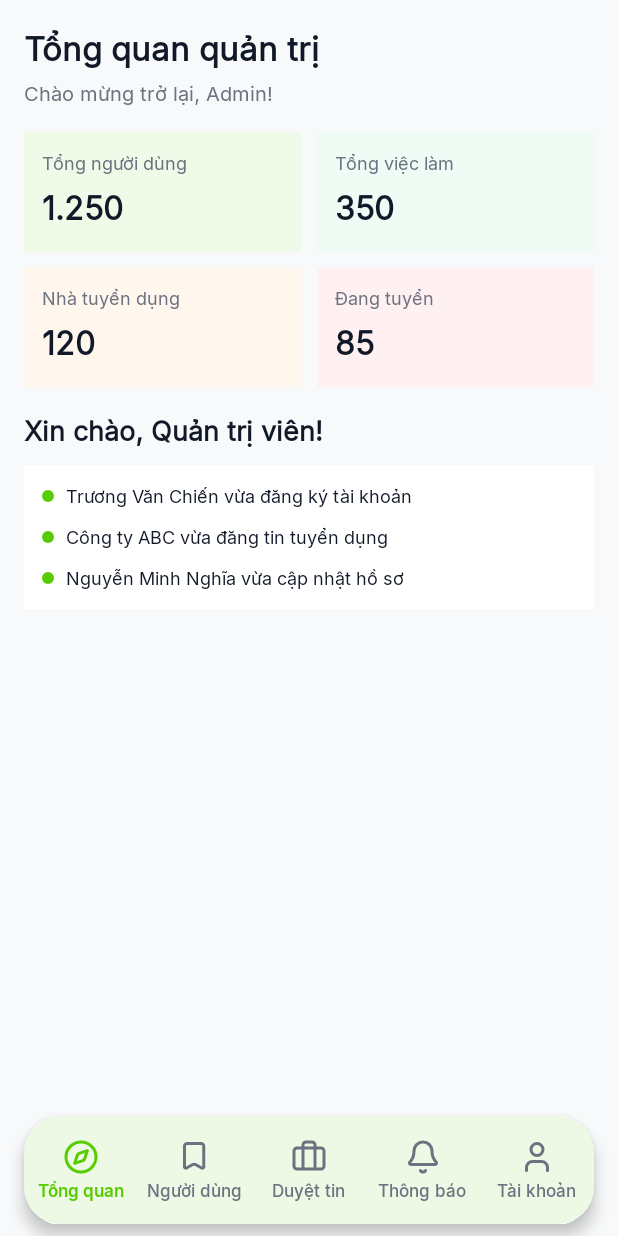
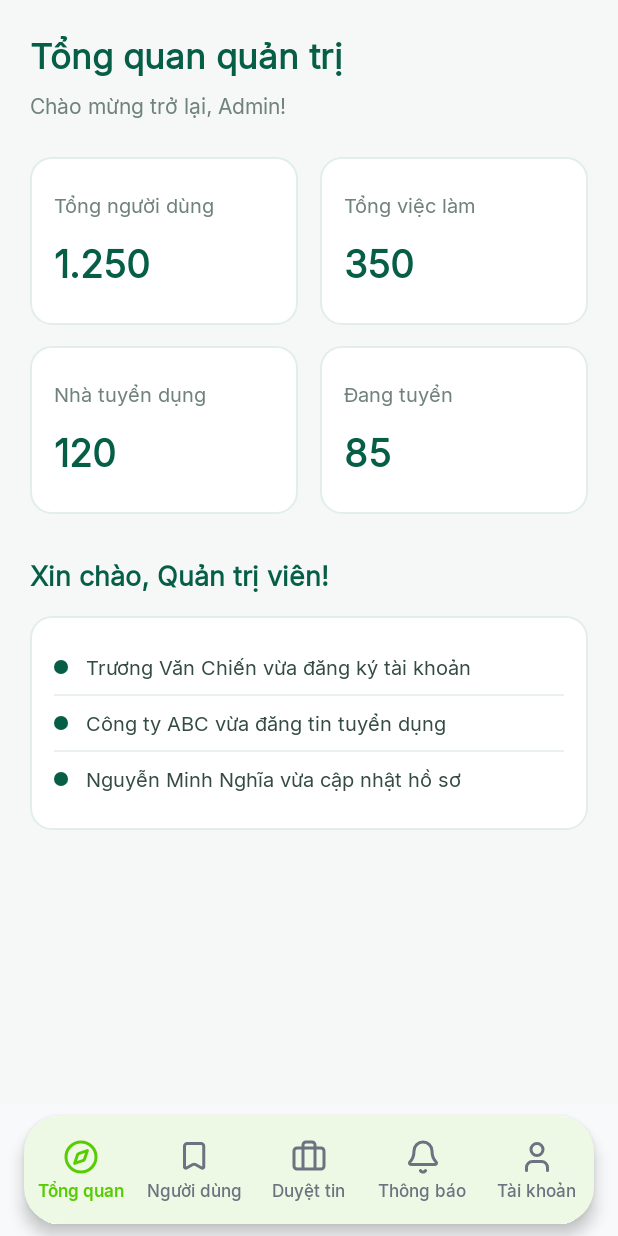
Before and after one commit to Bucky-hash/WorkLink-QuanLyTimViec, an Android app: the AdminDashboardFragment screen opened directly, with no data from a screen before it, on a phone screen of 412 x 824 dp. Run offline under Robolectric (Android 15) with nearby library versions, the phone set to English and light mode, and no system bars.

Commit message:
feat(admin): rebuild admin dashboard interface

```diff
--- a/app/src/main/res/drawable/bg_admin_activity_dot.xml
+++ b/app/src/main/res/drawable/bg_admin_activity_dot.xml
@@ -2,10 +2,6 @@
 <shape xmlns:android="http://schemas.android.com/apk/res/android"
     android:shape="oval">
 
-    <size
-        android:width="8dp"
-        android:height="8dp" />
-
-    <solid android:color="#58CC02" />
+    <solid android:color="#075E46" />
 
 </shape>
--- /dev/null
+++ b/app/src/main/res/drawable/bg_admin_stat_card.xml
@@ -0,0 +1,13 @@
+<?xml version="1.0" encoding="utf-8"?>
+<shape xmlns:android="http://schemas.android.com/apk/res/android"
+    android:shape="rectangle">
+
+    <solid android:color="#FFFFFF" />
+
+    <corners android:radius="14dp" />
+
+    <stroke
+        android:width="1dp"
+        android:color="#E2EEE8" />
+
+</shape>
--- a/app/src/main/res/layout/fragment_admin_dashboard.xml
+++ b/app/src/main/res/layout/fragment_admin_dashboard.xml
@@ -2,7 +2,7 @@
 <ScrollView xmlns:android="http://schemas.android.com/apk/res/android"
     android:layout_width="match_parent"
     android:layout_height="match_parent"
-    android:background="@color/wl_bg_screen"
+    android:background="#F5F8F7"
     android:fillViewport="true"
     android:scrollbars="none">
 
@@ -10,236 +10,257 @@
         android:layout_width="match_parent"
         android:layout_height="wrap_content"
         android:orientation="vertical"
-        android:padding="16dp">
+        android:padding="20dp">
 
-        <!-- Tiêu đề -->
+        <!-- HEADER -->
         <TextView
-            android:layout_width="wrap_content"
+            android:layout_width="match_parent"
             android:layout_height="wrap_content"
             android:text="@string/admin_dashboard_title"
-            android:textColor="@color/wl_text_primary"
-            android:textSize="22sp"
+            android:textColor="#075E46"
+            android:textSize="23sp"
             android:textStyle="bold" />
 
         <TextView
-            android:layout_width="wrap_content"
+            android:layout_width="match_parent"
             android:layout_height="wrap_content"
-            android:layout_marginTop="4dp"
+            android:layout_marginTop="6dp"
             android:text="@string/admin_dashboard_greeting"
-            android:textColor="@color/wl_text_secondary"
-            android:textSize="13sp" />
+            android:textColor="#71827C"
+            android:textSize="14sp" />
 
-        <!-- Thống kê hàng 1 -->
+        <!-- STATISTICS ROW 1 -->
         <LinearLayout
             android:layout_width="match_parent"
             android:layout_height="wrap_content"
-            android:layout_marginTop="16dp"
-            android:orientation="horizontal">
+            android:layout_marginTop="24dp"
+            android:orientation="horizontal"
+            android:weightSum="2">
 
+            <!-- TOTAL USERS -->
             <LinearLayout
                 android:layout_width="0dp"
-                android:layout_height="80dp"
-                android:layout_marginEnd="5dp"
+                android:layout_height="112dp"
+                android:layout_marginEnd="7dp"
                 android:layout_weight="1"
-                android:background="#EFFAE8"
+                android:background="@drawable/bg_admin_stat_card"
+                android:gravity="center_vertical"
                 android:orientation="vertical"
-                android:padding="12dp">
+                android:padding="16dp">
 
                 <TextView
-                    android:layout_width="wrap_content"
+                    android:layout_width="match_parent"
                     android:layout_height="wrap_content"
                     android:text="@string/admin_total_users"
-                    android:textColor="@color/wl_text_secondary"
-                    android:textSize="12sp" />
+                    android:textColor="#71827C"
+                    android:textSize="13sp" />
 
                 <TextView
-                    android:layout_width="wrap_content"
+                    android:layout_width="match_parent"
                     android:layout_height="wrap_content"
-                    android:layout_marginTop="5dp"
+                    android:layout_marginTop="10dp"
                     android:text="1.250"
-                    android:textColor="@color/wl_text_primary"
-                    android:textSize="21sp"
+                    android:textColor="#075E46"
+                    android:textSize="25sp"
                     android:textStyle="bold" />
-
             </LinearLayout>
 
+            <!-- TOTAL JOBS -->
             <LinearLayout
                 android:layout_width="0dp"
-                android:layout_height="80dp"
-                android:layout_marginStart="5dp"
+                android:layout_height="112dp"
+                android:layout_marginStart="7dp"
                 android:layout_weight="1"
-                android:background="#EFFBF5"
+                android:background="@drawable/bg_admin_stat_card"
+                android:gravity="center_vertical"
                 android:orientation="vertical"
-                android:padding="12dp">
+                android:padding="16dp">
 
                 <TextView
-                    android:layout_width="wrap_content"
+                    android:layout_width="match_parent"
                     android:layout_height="wrap_content"
                     android:text="@string/admin_total_jobs"
-                    android:textColor="@color/wl_text_secondary"
-                    android:textSize="12sp" />
+                    android:textColor="#71827C"
+                    android:textSize="13sp" />
 
                 <TextView
-                    android:layout_width="wrap_content"
+                    android:layout_width="match_parent"
                     android:layout_height="wrap_content"
-                    android:layout_marginTop="5dp"
+                    android:layout_marginTop="10dp"
                     android:text="350"
-                    android:textColor="@color/wl_text_primary"
-                    android:textSize="21sp"
+                    android:textColor="#075E46"
+                    android:textSize="25sp"
                     android:textStyle="bold" />
+            </LinearLayout>
 
-            </LinearLayout>
         </LinearLayout>
 
-        <!-- Thống kê hàng 2 -->
+        <!-- STATISTICS ROW 2 -->
         <LinearLayout
             android:layout_width="match_parent"
             android:layout_height="wrap_content"
-            android:layout_marginTop="10dp"
-            android:orientation="horizontal">
+            android:layout_marginTop="14dp"
+            android:orientation="horizontal"
+            android:weightSum="2">
 
+            <!-- RECRUITERS -->
             <LinearLayout
                 android:layout_width="0dp"
-                android:layout_height="80dp"
-                android:layout_marginEnd="5dp"
+                android:layout_height="112dp"
+                android:layout_marginEnd="7dp"
                 android:layout_weight="1"
-                android:background="#FFF7ED"
+                android:background="@drawable/bg_admin_stat_card"
+                android:gravity="center_vertical"
                 android:orientation="vertical"
-                android:padding="12dp">
+                android:padding="16dp">
 
                 <TextView
-                    android:layout_width="wrap_content"
+                    android:layout_width="match_parent"
                     android:layout_height="wrap_content"
                     android:text="@string/admin_total_recruiters"
-                    android:textColor="@color/wl_text_secondary"
-                    android:textSize="12sp" />
+                    android:textColor="#71827C"
+                    android:textSize="13sp" />
 
                 <TextView
-                    android:layout_width="wrap_content"
+                    android:layout_width="match_parent"
                     android:layout_height="wrap_content"
-                    android:layout_marginTop="5dp"
+                    android:layout_marginTop="10dp"
                     android:text="120"
-                    android:textColor="@color/wl_text_primary"
-                    android:textSize="21sp"
+                    android:textColor="#075E46"
+                    android:textSize="25sp"
                     android:textStyle="bold" />
-
             </LinearLayout>
 
+            <!-- ACTIVE JOBS -->
             <LinearLayout
                 android:layout_width="0dp"
-                android:layout_height="80dp"
-                android:layout_marginStart="5dp"
+                android:layout_height="112dp"
+                android:layout_marginStart="7dp"
                 android:layout_weight="1"
-                android:background="#FFF1F2"
+                android:background="@drawable/bg_admin_stat_card"
+                android:gravity="center_vertical"
                 android:orientation="vertical"
-                android:padding="12dp">
+                android:padding="16dp">
 
                 <TextView
-                    android:layout_width="wrap_content"
+                    android:layout_width="match_parent"
                     android:layout_height="wrap_content"
                     android:text="@string/admin_active_jobs"
-                    android:textColor="@color/wl_text_secondary"
-                    android:textSize="12sp" />
+                    android:textColor="#71827C"
+                    android:textSize="13sp" />
 
                 <TextView
-                    android:layout_width="wrap_content"
+                    android:layout_width="match_parent"
                     android:layout_height="wrap_content"
-                    android:layout_marginTop="5dp"
+                    android:layout_marginTop="10dp"
                     android:text="85"
-                    android:textColor="@color/wl_text_primary"
-                    android:textSize="21sp"
+                    android:textColor="#075E46"
+                    android:textSize="25sp"
                     android:textStyle="bold" />
+            </LinearLayout>
 
-            </LinearLayout>
         </LinearLayout>
 
-        <!-- Hoạt động gần đây -->
+        <!-- RECENT ACTIVITIES TITLE -->
         <TextView
-            android:layout_width="wrap_content"
+            android:layout_width="match_parent"
             android:layout_height="wrap_content"
-            android:layout_marginTop="16dp"
+            android:layout_marginTop="28dp"
             android:text="@string/admin_recent_activities"
-            android:textColor="@color/wl_text_primary"
+            android:textColor="#075E46"
             android:textSize="18sp"
             android:textStyle="bold" />
 
+        <!-- RECENT ACTIVITIES CARD -->
         <LinearLayout
             android:layout_width="match_parent"
             android:layout_height="wrap_content"
-            android:layout_marginTop="10dp"
-            android:background="@color/wl_surface"
+            android:layout_marginTop="14dp"
+            android:background="@drawable/bg_admin_stat_card"
             android:orientation="vertical"
-            android:padding="12dp">
+            android:padding="16dp">
 
-            <!-- Hoạt động 1 -->
+            <!-- ACTIVITY 1 -->
             <LinearLayout
                 android:layout_width="match_parent"
                 android:layout_height="wrap_content"
                 android:gravity="center_vertical"
-                android:orientation="horizontal">
+                android:orientation="horizontal"
+                android:paddingVertical="8dp">
 
                 <TextView
-                    android:layout_width="8dp"
-                    android:layout_height="8dp"
+                    android:layout_width="9dp"
+                    android:layout_height="9dp"
                     android:background="@drawable/bg_admin_activity_dot" />
 
                 <TextView
                     android:layout_width="0dp"
                     android:layout_height="wrap_content"
-                    android:layout_marginStart="8dp"
+                    android:layout_marginStart="12dp"
                     android:layout_weight="1"
                     android:text="@string/admin_activity_new_user"
-                    android:textColor="@color/wl_text_primary"
-                    android:textSize="12sp" />
+                    android:textColor="#344B43"
+                    android:textSize="13sp" />
             </LinearLayout>
 
-            <!-- Hoạt động 2 -->
+            <View
+                android:layout_width="match_parent"
+                android:layout_height="1dp"
+                android:background="#EAF0ED" />
+
+            <!-- ACTIVITY 2 -->
             <LinearLayout
                 android:layout_width="match_parent"
                 android:layout_height="wrap_content"
-                android:layout_marginTop="10dp"
                 android:gravity="center_vertical"
-                android:orientation="horizontal">
+                android:orientation="horizontal"
+                android:paddingVertical="8dp">
 
                 <TextView
-                    android:layout_width="8dp"
-                    android:layout_height="8dp"
+                    android:layout_width="9dp"
+                    android:layout_height="9dp"
                     android:background="@drawable/bg_admin_activity_dot" />
 
                 <TextView
                     android:layout_width="0dp"
                     android:layout_height="wrap_content"
-                    android:layout_marginStart="8dp"
+                    android:layout_marginStart="12dp"
                     android:layout_weight="1"
                     android:text="@string/admin_activity_new_job"
-                    android:textColor="@color/wl_text_primary"
-                    android:textSize="12sp" />
+                    android:textColor="#344B43"
+                    android:textSize="13sp" />
             </LinearLayout>
 
-            <!-- Hoạt động 3 -->
+            <View
+                android:layout_width="match_parent"
+                android:layout_height="1dp"
+                android:background="#EAF0ED" />
+
+            <!-- ACTIVITY 3 -->
             <LinearLayout
                 android:layout_width="match_parent"
                 android:layout_height="wrap_content"
-                android:layout_marginTop="10dp"
                 android:gravity="center_vertical"
-                android:orientation="horizontal">
+                android:orientation="horizontal"
+                android:paddingVertical="8dp">
 
                 <TextView
-                    android:layout_width="8dp"
-                    android:layout_height="8dp"
+                    android:layout_width="9dp"
+                    android:layout_height="9dp"
                     android:background="@drawable/bg_admin_activity_dot" />
 
                 <TextView
                     android:layout_width="0dp"
                     android:layout_height="wrap_content"
-                    android:layout_marginStart="8dp"
+                    android:layout_marginStart="12dp"
                     android:layout_weight="1"
                     android:text="@string/admin_activity_new_user_desc"
-                    android:textColor="@color/wl_text_primary"
-                    android:textSize="12sp" />
+                    android:textColor="#344B43"
+                    android:textSize="13sp" />
             </LinearLayout>
 
         </LinearLayout>
 
     </LinearLayout>
+
 </ScrollView>
```
